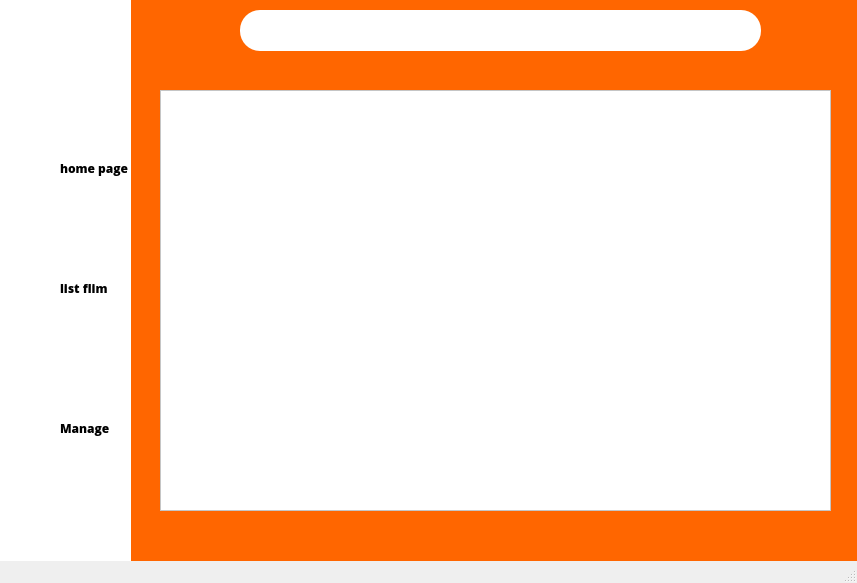
tai679/nextgen-pti, file ui/home.ui: the form before one commit.
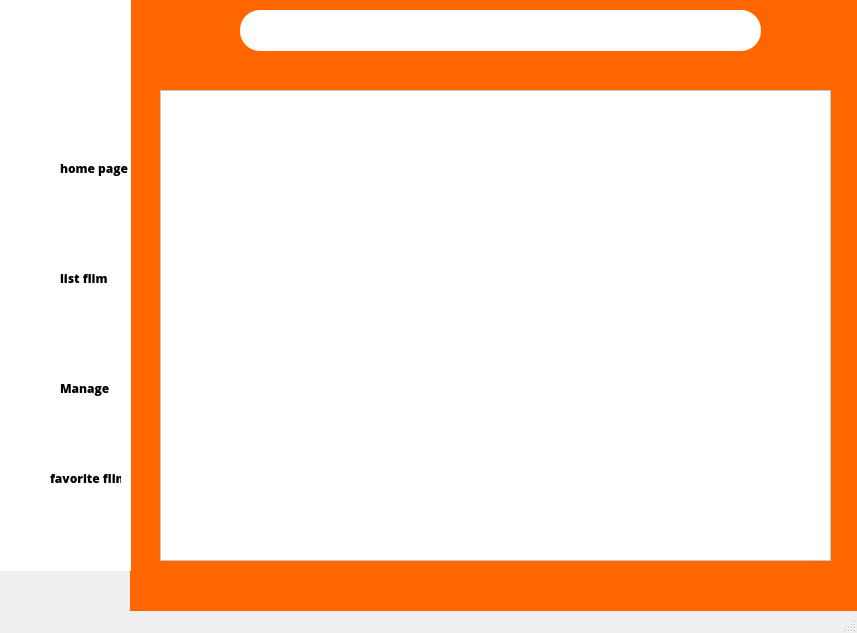
The form after the commit. Icons and pictures are not drawn.

Patch:
```diff
--- a/ui/home.ui
+++ b/ui/home.ui
@@ -7,7 +7,7 @@
     <x>0</x>
     <y>0</y>
     <width>857</width>
-    <height>583</height>
+    <height>633</height>
    </rect>
   </property>
   <property name="windowTitle">
@@ -87,7 +87,7 @@
        <x>30</x>
        <y>90</y>
        <width>671</width>
-       <height>421</height>
+       <height>471</height>
       </rect>
      </property>
      <property name="styleSheet">
@@ -154,7 +154,7 @@
      <property name="geometry">
       <rect>
        <x>60</x>
-       <y>280</y>
+       <y>270</y>
        <width>71</width>
        <height>16</height>
       </rect>
@@ -174,7 +174,7 @@
      <property name="geometry">
       <rect>
        <x>60</x>
-       <y>420</y>
+       <y>380</y>
        <width>71</width>
        <height>16</height>
       </rect>
@@ -225,7 +225,7 @@
      <property name="geometry">
       <rect>
        <x>0</x>
-       <y>260</y>
+       <y>250</y>
        <width>51</width>
        <height>51</height>
       </rect>
@@ -256,7 +256,7 @@
      <property name="geometry">
       <rect>
        <x>0</x>
-       <y>400</y>
+       <y>360</y>
        <width>51</width>
        <height>51</height>
       </rect>
@@ -283,6 +283,57 @@
       </size>
      </property>
     </widget>
+    <widget class="QPushButton" name="btnFavorites">
+     <property name="geometry">
+      <rect>
+       <x>0</x>
+       <y>450</y>
+       <width>51</width>
+       <height>51</height>
+      </rect>
+     </property>
+     <property name="styleSheet">
+      <string notr="true">QPushButton {
+border:none
+}
+QPushButton:hover {
+background-color: rgb(192,192,192);
+}</string>
+     </property>
+     <property name="text">
+      <string/>
+     </property>
+     <property name="icon">
+      <iconset>
+       <normaloff>../image/heart đen.png</normaloff>../image/heart đen.png</iconset>
+     </property>
+     <property name="iconSize">
+      <size>
+       <width>32</width>
+       <height>32</height>
+      </size>
+     </property>
+    </widget>
+    <widget class="QLabel" name="label_14">
+     <property name="geometry">
+      <rect>
+       <x>50</x>
+       <y>470</y>
+       <width>71</width>
+       <height>16</height>
+      </rect>
+     </property>
+     <property name="font">
+      <font>
+       <family>Open Sans ExtraBold</family>
+       <weight>75</weight>
+       <bold>true</bold>
+      </font>
+     </property>
+     <property name="text">
+      <string>favorite flim</string>
+     </property>
+    </widget>
    </widget>
   </widget>
   <widget class="QMenuBar" name="menubar">
```
